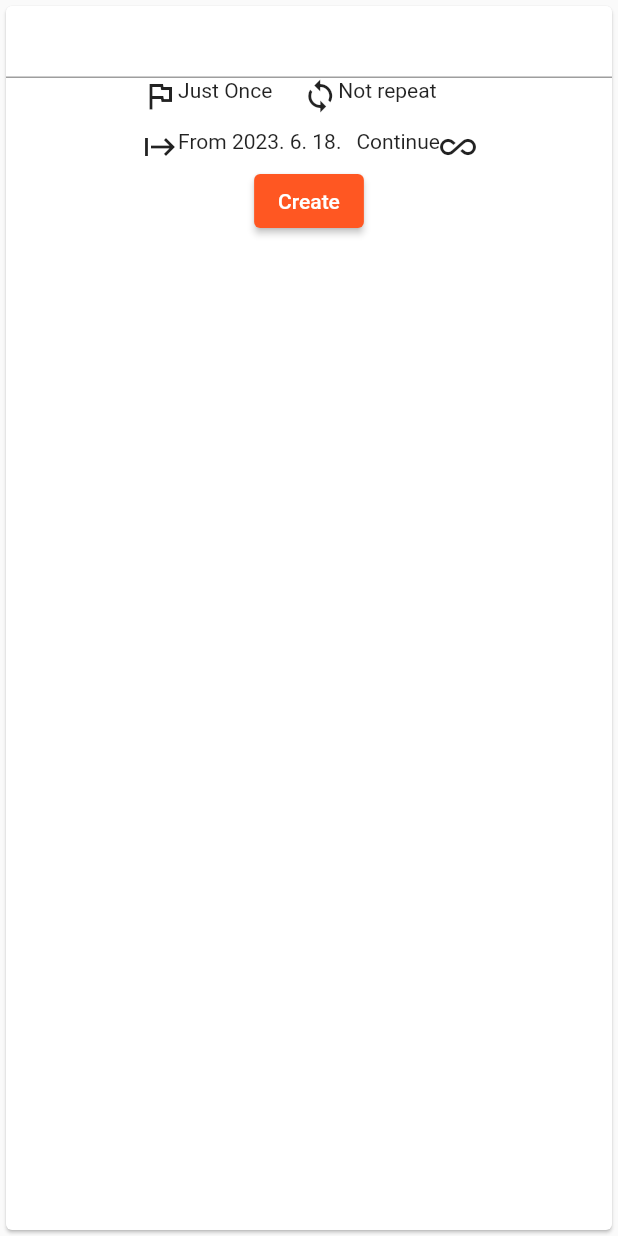
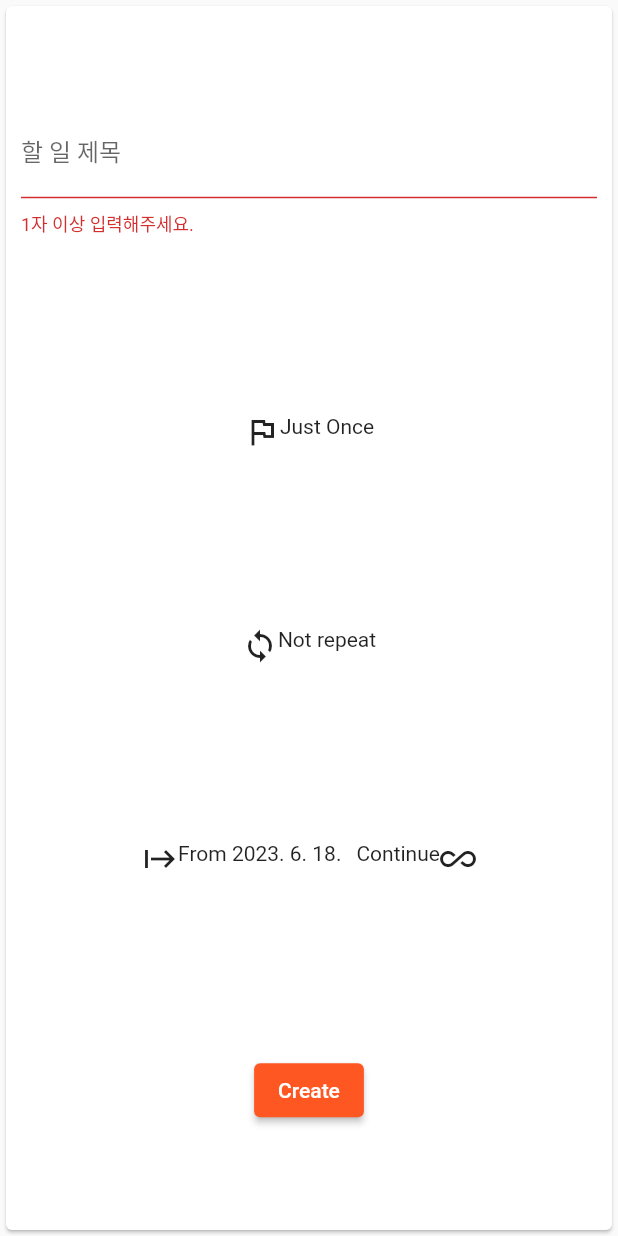
Before and after one commit to florbedo/dongbaek, a Flutter app: the AddScheduleCard widget shown alone on an empty page, opened directly, after a tap on "Create", on a phone screen of 412 x 824 dp. Run offline on Flutter 3.47's test engine with Material 2 defaults, Android fonts, the phone set to English and light mode, and no system bars; our stand-ins replace drift, fixnum, flutter_bloc, freezed_annotation; missing offline and left inert: flutter_picker, grpc; accounts and stored records are empty; generated files the repository leaves out were written again.

Commit message:
Add text empty validation for AddScheduleCard

```diff
--- a/lib/views/components/add_schedule_card.dart
+++ b/lib/views/components/add_schedule_card.dart
@@ -28,17 +28,23 @@ class _AddScheduleCardState extends State<AddScheduleCard> {
   @override
   Widget build(BuildContext context) {
     return Card(
+      child: Container(
+        padding: const EdgeInsets.all(10),
         child: Form(
           key: _addScheduleFormKey,
           child: Column(
+            mainAxisAlignment: MainAxisAlignment.spaceAround,
             children: <Widget>[
               TextFormField(
                 onSaved: (newValue) => _title = newValue ?? "",
+                decoration: const InputDecoration(labelText: "할 일 제목"),
+                validator: (value) {
+                  if (value!.isEmpty) {
+                    return '1자 이상 입력해주세요.';
+                  }
+                  return null;
+                },
               ),
-            Wrap(
-              spacing: 20.0,
-              runSpacing: 10.0,
-              children: [
               PopupMenuButton(
                 child: Wrap(
                   children: [
@@ -267,16 +273,17 @@ class _AddScheduleCardState extends State<AddScheduleCard> {
                   ),
                 ],
               ),
-              ],
-            ),
               ElevatedButton(
                 onPressed: () {
+                  if (_addScheduleFormKey.currentState!.validate()) {
                     _addScheduleFormKey.currentState!.save();
                     context.read<ScheduleBloc>().add(AddSchedule(_title, _goal, _repeatInfo, _startDate, null));
+                  }
                 },
                 child: const Text("Create"),
               ),
             ],
+          ),
         ),
       ),
     );
```
Also changed, not shown: lib/views/schedule_list_page/schedule_list_page.dart (+17 -7 lines). Lines whose indentation alone changed are shown as unchanged.
